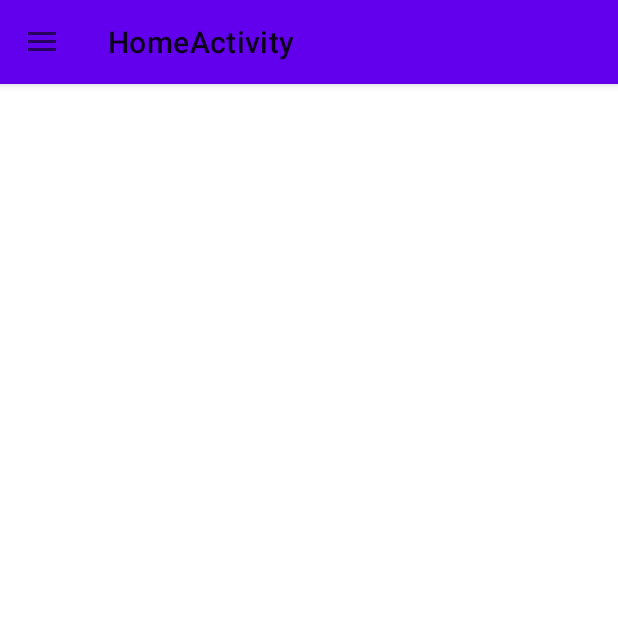
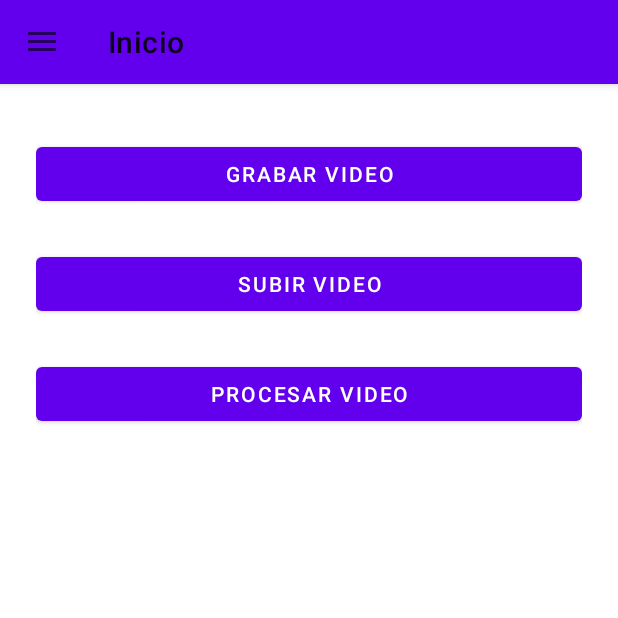
Before and after one commit to CarlosAlbertoLS/Alzheimer-Android, an Android app: the fragment videoFragment placed in its activity, on a phone screen of 412 x 824 dp, the top half of it. Run offline under Robolectric (Android 15) with nearby library versions, the phone set to English and light mode, and no system bars.

Commit message:
Se agregaron los fragments de inicio y se agrega la logica para permisos de camara y almacenamiento

```diff
--- a/app/src/main/java/com/example/alzheimer/view/HomeActivity.kt
+++ b/app/src/main/java/com/example/alzheimer/view/HomeActivity.kt
@@ -11,6 +11,7 @@ import androidx.drawerlayout.widget.DrawerLayout
 import androidx.fragment.app.Fragment
 import com.example.alzheimer.R
 import com.example.alzheimer.databinding.ActivityHomeBinding
+import com.example.alzheimer.databinding.FragmentVideoBinding
 import com.google.android.material.navigation.NavigationView
 
 class HomeActivity : AppCompatActivity(), NavigationView.OnNavigationItemSelectedListener {
@@ -81,4 +82,9 @@ class HomeActivity : AppCompatActivity(), NavigationView.OnNavigationItemSelecte
         }
         return super.onOptionsItemSelected(item)
     }
+
+    override fun onStart() {
+        super.onStart()
+        replaceFragment(fragment = HomeFragment(), "Inicio")
+    }
 }
--- a/app/src/main/java/com/example/alzheimer/view/PatientActivity.kt
+++ b/app/src/main/java/com/example/alzheimer/view/PatientActivity.kt
@@ -12,7 +12,6 @@ class PatientActivity : AppCompatActivity() {
 
     override fun onCreate(savedInstanceState: Bundle?) {
         super.onCreate(savedInstanceState)
-
         binding = ActivityPatientBinding.inflate(layoutInflater)
         setContentView(binding.root)
         binding.editBirthday.setOnClickListener { showDatePikerDialog() }
@@ -28,7 +27,7 @@ class PatientActivity : AppCompatActivity() {
     }
 
     fun onDaySeleccted(day:Int, month:Int, year:Int){
-        binding.editBirthday.setText("$day/$month/$year")
+        binding.editBirthday.setText("$day/$month/$year").toString()
     }
 
     private fun intentHomeActivity(email: String) {
--- a/app/src/main/java/com/example/alzheimer/view/videoFragment.kt
+++ b/app/src/main/java/com/example/alzheimer/view/videoFragment.kt
@@ -1,60 +1,74 @@
 package com.example.alzheimer.view
 
+import android.Manifest
+import android.app.Activity
+import android.content.pm.PackageManager
 import android.os.Bundle
 import androidx.fragment.app.Fragment
 import android.view.LayoutInflater
 import android.view.View
 import android.view.ViewGroup
+import android.widget.Button
+import android.widget.Toast
+import androidx.core.app.ActivityCompat
+import androidx.core.content.ContextCompat
 import com.example.alzheimer.R
+import com.example.alzheimer.databinding.FragmentVideoBinding
+import java.security.Permission
 
-// TODO: Rename parameter arguments, choose names that match
-// the fragment initialization parameters, e.g. ARG_ITEM_NUMBER
-private const val ARG_PARAM1 = "param1"
-private const val ARG_PARAM2 = "param2"
-
-/**
- * A simple [Fragment] subclass.
- * Use the [videoFragment.newInstance] factory method to
- * create an instance of this fragment.
- */
-class videoFragment : Fragment() {
-    // TODO: Rename and change types of parameters
-    private var param1: String? = null
-    private var param2: String? = null
-
-    override fun onCreate(savedInstanceState: Bundle?) {
-        super.onCreate(savedInstanceState)
-        arguments?.let {
-            param1 = it.getString(ARG_PARAM1)
-            param2 = it.getString(ARG_PARAM2)
-        }
-    }
-
+class videoFragment() : Fragment() {
+    private val permissions = arrayOf(
+        Manifest.permission.CAMERA,
+        Manifest.permission.WRITE_EXTERNAL_STORAGE,
+        Manifest.permission.READ_EXTERNAL_STORAGE
+    )
     override fun onCreateView(
         inflater: LayoutInflater, container: ViewGroup?,
         savedInstanceState: Bundle?
     ): View? {
-        // Inflate the layout for this fragment
-        return inflater.inflate(R.layout.fragment_video, container, false)
+        val view = inflater.inflate(R.layout.fragment_video, container, false)
+        val video:Button = view.findViewById<Button>(R.id.btnGrabarVideo)
+        video.setOnClickListener { checkPermissions() }
+        return view
     }
 
-    companion object {
-        /**
-         * Use this factory method to create a new instance of
-         * this fragment using the provided parameters.
-         *
-         * @param param1 Parameter 1.
-         * @param param2 Parameter 2.
-         * @return A new instance of fragment videoFragment.
-         */
-        // TODO: Rename and change types and number of parameters
-        @JvmStatic
-        fun newInstance(param1: String, param2: String) =
-            videoFragment().apply {
-                arguments = Bundle().apply {
-                    putString(ARG_PARAM1, param1)
-                    putString(ARG_PARAM2, param2)
-                }
+    private fun checkPermissions() {
+        val video:Button = (view?.findViewById<Button>(R.id.btnGrabarVideo) ?: "") as Button
+        for (permissions in permissions) {
+            if (ContextCompat.checkSelfPermission(video.context, permissions) != PackageManager.PERMISSION_GRANTED) {
+                requestCameraPermission()
+            } else {
+                openCamera()
             }
+        }
+    }
+
+    private fun openCamera() {
+        val video:Button = (view?.findViewById<Button>(R.id.btnGrabarVideo) ?: "") as Button
+        Toast.makeText(video.context,"Abriendo camara",Toast.LENGTH_SHORT).show()
+    }
+
+    private fun requestCameraPermission() {
+        val video:Button = (view?.findViewById<Button>(R.id.btnGrabarVideo) ?: "") as Button
+        for (permissions in permissions) {
+            if (ActivityCompat.shouldShowRequestPermissionRationale(video.context as Activity, permissions)
+            ) {
+                Toast.makeText(video.context, "Permisos rechazados", Toast.LENGTH_SHORT).show()
+            } else {
+                //Toast.makeText(video.context, permissions,Toast.LENGTH_SHORT).show()
+                ActivityCompat.requestPermissions(video.context as Activity, arrayOf(Manifest.permission.WRITE_EXTERNAL_STORAGE,
+                    Manifest.permission.READ_EXTERNAL_STORAGE,Manifest.permission.CAMERA),306)
+            }
+        }
+    }
+
+    override fun onRequestPermissionsResult(requestCode: Int, permissions: Array<out String>, grantResults: IntArray) {
+        val video:Button = (view?.findViewById<Button>(R.id.btnGrabarVideo) ?: "") as Button
+        super.onRequestPermissionsResult(requestCode, permissions, grantResults)
+        if (requestCode == 306){
+            openCamera()
+        }else {
+            Toast.makeText(video.context,"Los permisos fueron rechazados",Toast.LENGTH_SHORT).show()
+        }
     }
 }
--- /dev/null
+++ b/app/src/main/res/drawable/splash_background.xml
@@ -0,0 +1,12 @@
+<?xml version="1.0" encoding="utf-8"?>
+<layer-list xmlns:android="http://schemas.android.com/apk/res/android">
+
+    <item android:drawable="@color/white"/>
+    <item
+        android:left="10dp"
+        android:right="10dp"
+        android:top="250dp"
+        android:bottom="250dp">
+        <bitmap android:src="@drawable/logo"/>
+    </item>
+</layer-list>
--- a/app/src/main/res/layout/activity_main.xml
+++ b/app/src/main/res/layout/activity_main.xml
@@ -21,7 +21,8 @@
         <ImageView
             android:id="@+id/imageView"
             android:layout_width="match_parent"
-            android:layout_height="wrap_content"
+            android:layout_height="270dp"
+            android:paddingTop="25dp"
             tools:ignore="ImageContrastCheck"
             android:src="@drawable/logo" />
 
--- a/app/src/main/res/layout/fragment_video.xml
+++ b/app/src/main/res/layout/fragment_video.xml
@@ -1,17 +1,53 @@
 <?xml version="1.0" encoding="utf-8"?>
 <FrameLayout xmlns:android="http://schemas.android.com/apk/res/android"
+    xmlns:app="http://schemas.android.com/apk/res-auto"
     xmlns:tools="http://schemas.android.com/tools"
     android:layout_width="match_parent"
     android:layout_height="match_parent"
     tools:context=".view.videoFragment">
 
-    <TextView
-        android:layout_width="wrap_content"
-        android:layout_height="wrap_content"
-        android:layout_gravity="center"
-        android:textStyle="bold"
-        android:textColor="@color/white"
-        android:text="video Fragment "
-        android:textSize="30sp"/>
+    <androidx.constraintlayout.widget.ConstraintLayout
+        android:layout_width="match_parent"
+        android:layout_height="match_parent">
+
+        <LinearLayout
+            android:layout_width="0dp"
+            android:layout_height="0dp"
+            android:layout_marginStart="16dp"
+            android:layout_marginTop="32dp"
+            android:layout_marginEnd="16dp"
+            android:orientation="vertical"
+            app:layout_constraintBottom_toBottomOf="parent"
+            app:layout_constraintEnd_toEndOf="parent"
+            app:layout_constraintStart_toStartOf="parent"
+            app:layout_constraintTop_toTopOf="parent">
+
+            <Button
+                android:id="@+id/btnGrabarVideo"
+                android:layout_width="match_parent"
+                android:layout_height="wrap_content"
+                android:text="@string/createVideo" />
+
+            <Space
+                android:layout_width="match_parent"
+                android:layout_height="25dp" />
+
+            <Button
+                android:id="@+id/btnUploadVideo"
+                android:layout_width="match_parent"
+                android:layout_height="wrap_content"
+                android:text="@string/uploadVideo" />
+
+            <Space
+                android:layout_width="match_parent"
+                android:layout_height="25dp" />
+
+            <Button
+                android:id="@+id/btnProccessVideo"
+                android:layout_width="match_parent"
+                android:layout_height="wrap_content"
+                android:text="@string/processVideo" />
+        </LinearLayout>
+    </androidx.constraintlayout.widget.ConstraintLayout>
 
 </FrameLayout>
--- a/app/src/main/res/menu/activity_main_drawer.xml
+++ b/app/src/main/res/menu/activity_main_drawer.xml
@@ -5,12 +5,12 @@
         <item
             android:id="@+id/nav_item_one"
             android:icon="@drawable/common_full_open_on_phone"
-            android:title="Item 1"/>
+            android:title="@string/start"/>
 
         <item
             android:id="@+id/nav_item_two"
             android:icon="@drawable/common_full_open_on_phone"
-            android:title="Item 2"/>
+            android:title="@string/Video"/>
 
         <item
             android:id="@+id/nav_item_three"
--- a/app/src/main/res/values/strings.xml
+++ b/app/src/main/res/values/strings.xml
@@ -37,6 +37,9 @@
     <string name="navigation_drawer_open">Open</string>
     <string name="navigation_drawer_close">Close</string>
     <string name="singOut">Cerrar sesion</string>
-    <!-- TODO: Remove or change this placeholder text -->
-    <string name="hello_blank_fragment">Hello blank fragment</string>
+    <string name="createVideo">Grabar video</string>
+    <string name="uploadVideo">Subir video</string>
+    <string name="processVideo">Procesar video</string>
+    <string name="start">Inicio</string>
+    <string name="Video">Implementación video</string>
 </resources>
--- a/app/src/main/res/values/themes.xml
+++ b/app/src/main/res/values/themes.xml
@@ -24,4 +24,7 @@
     <style name="Theme.Alzheimer.AppBarOverlay" parent="ThemeOverlay.AppCompat.Dark.ActionBar" />
 
     <style name="Theme.Alzheimer.PopupOverlay" parent="ThemeOverlay.AppCompat.Light" />
+    <style name="SplasTheme" parent="Theme.AppCompat.DayNight.NoActionBar">
+        <item name="android:background">@drawable/splash_background</item>
+    </style>
 </resources>
```
Also changed, not shown: app/src/main/AndroidManifest.xml (+17 -8 lines), app/src/main/java/com/example/alzheimer/SplashActivity.kt (added, +13 -0 lines), app/src/main/res/drawable-v24/logo.png (added), app/src/main/res/drawable/logo.jpeg (deleted).
